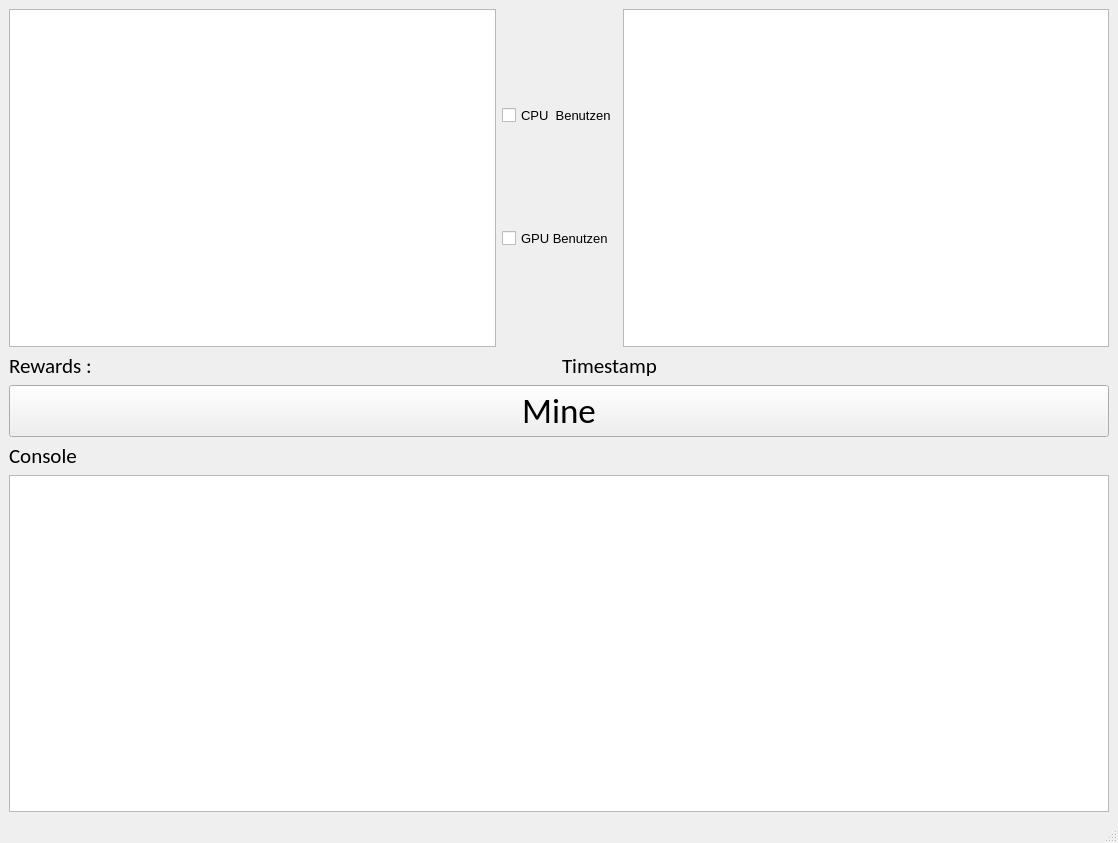
Qt form untitled.ui (DerZiad/Blockchain-Analyse-Von-Proof-Of-Work) before a commit.
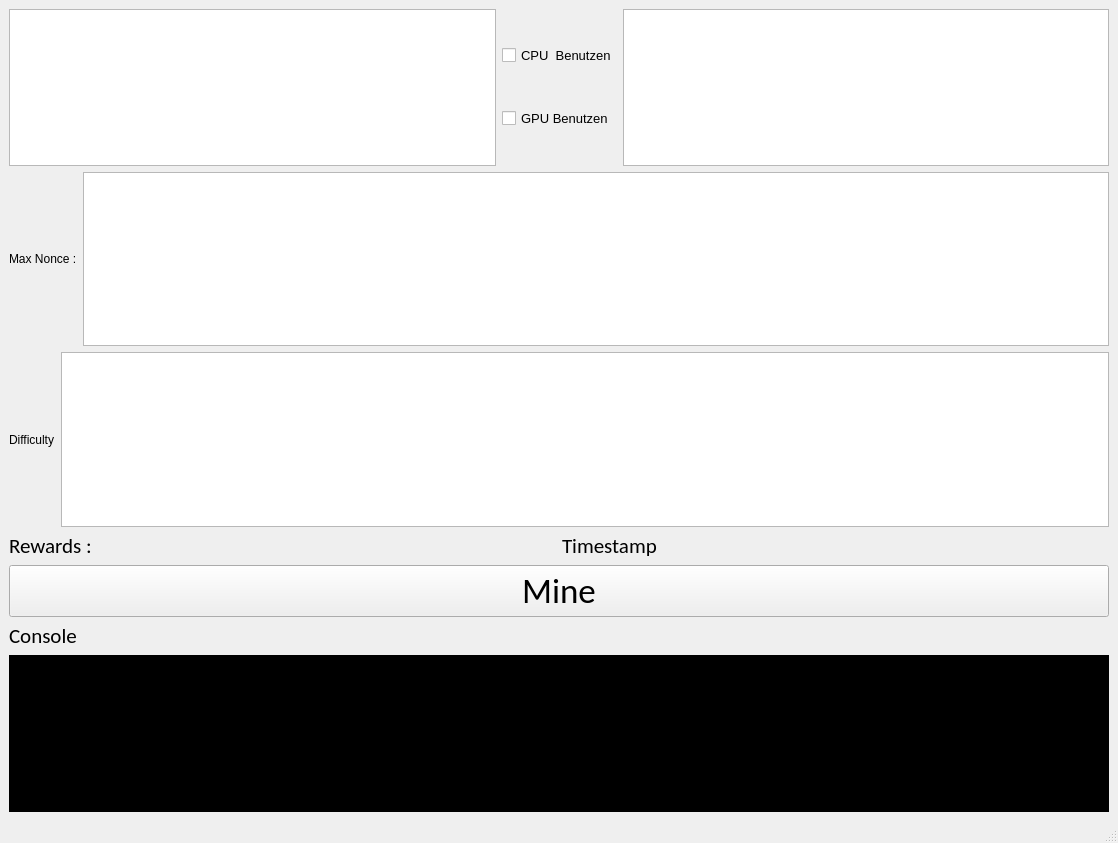
The same form after that commit.

```diff
--- a/untitled.ui
+++ b/untitled.ui
@@ -13,6 +13,9 @@
   <property name="windowTitle">
    <string>IWantBTC</string>
   </property>
+  <property name="styleSheet">
+   <string notr="true">backgorund-color:qlineargradient(spread:pad, x1:0, y1:0, x2:1, y2:0, stop:0 rgba(0, 0, 0, 255), stop:1 rgba(255, 255, 255, 255))</string>
+  </property>
   <widget class="QWidget" name="centralwidget">
    <layout class="QGridLayout" name="gridLayout_2">
     <item row="0" column="0">
@@ -20,7 +23,11 @@
       <item>
        <layout class="QHBoxLayout" name="horizontalLayout">
         <item>
-         <widget class="QListView" name="listView_2"/>
+         <widget class="QListView" name="listView_2">
+          <property name="styleSheet">
+           <string notr="true">backgorund-color:qlineargradient(spread:pad, x1:0, y1:0, x2:1, y2:0, stop:0 rgba(0, 0, 0, 255), stop:1 rgba(255, 255, 255, 255))</string>
+          </property>
+         </widget>
         </item>
         <item>
          <layout class="QVBoxLayout" name="verticalLayout">
@@ -59,13 +66,57 @@
          </layout>
         </item>
         <item>
-         <widget class="QListView" name="listView"/>
+         <widget class="QListView" name="listView">
+          <property name="styleSheet">
+           <string notr="true">backgorund-color:qlineargradient(spread:pad, x1:0, y1:0, x2:1, y2:0, stop:0 rgba(0, 0, 0, 255), stop:1 rgba(255, 255, 255, 255))</string>
+          </property>
+         </widget>
         </item>
        </layout>
       </item>
      </layout>
     </item>
     <item row="1" column="0">
+     <layout class="QVBoxLayout" name="verticalLayout_4">
+      <item>
+       <layout class="QGridLayout" name="gridLayout_3">
+        <item row="0" column="0">
+         <widget class="QLabel" name="label">
+          <property name="text">
+           <string>Max Nonce :</string>
+          </property>
+         </widget>
+        </item>
+        <item row="0" column="1">
+         <widget class="QTextEdit" name="textEdit">
+          <property name="html">
+           <string>&lt;!DOCTYPE HTML PUBLIC &quot;-//W3C//DTD HTML 4.0//EN&quot; &quot;http://www.w3.org/TR/REC-html40/strict.dtd&quot;&gt;
+&lt;html&gt;&lt;head&gt;&lt;meta name=&quot;qrichtext&quot; content=&quot;1&quot; /&gt;&lt;style type=&quot;text/css&quot;&gt;
+p, li { white-space: pre-wrap; }
+&lt;/style&gt;&lt;/head&gt;&lt;body style=&quot; font-family:'MS Shell Dlg 2'; font-size:8.25pt; font-weight:400; font-style:normal;&quot;&gt;
+&lt;p style=&quot;-qt-paragraph-type:empty; margin-top:80px; margin-bottom:80px; margin-left:80px; margin-right:80px; -qt-block-indent:0; text-indent:0px;&quot;&gt;&lt;br /&gt;&lt;/p&gt;&lt;/body&gt;&lt;/html&gt;</string>
+          </property>
+         </widget>
+        </item>
+       </layout>
+      </item>
+      <item>
+       <layout class="QHBoxLayout" name="horizontalLayout_7">
+        <item>
+         <widget class="QLabel" name="label_2">
+          <property name="text">
+           <string>Difficulty</string>
+          </property>
+         </widget>
+        </item>
+        <item>
+         <widget class="QTextEdit" name="textEdit_2"/>
+        </item>
+       </layout>
+      </item>
+     </layout>
+    </item>
+    <item row="2" column="0">
      <layout class="QGridLayout" name="gridLayout">
       <item row="4" column="0">
        <widget class="QLabel" name="label_3">
@@ -121,12 +172,12 @@
       </item>
      </layout>
     </item>
-    <item row="2" column="0">
-     <layout class="QVBoxLayout" name="verticalLayout_4">
-      <item>
-       <widget class="QListView" name="listView_3"/>
-      </item>
-     </layout>
+    <item row="3" column="0">
+     <widget class="QListView" name="listView_3">
+      <property name="styleSheet">
+       <string notr="true">background-color:black</string>
+      </property>
+     </widget>
     </item>
    </layout>
   </widget>
```
